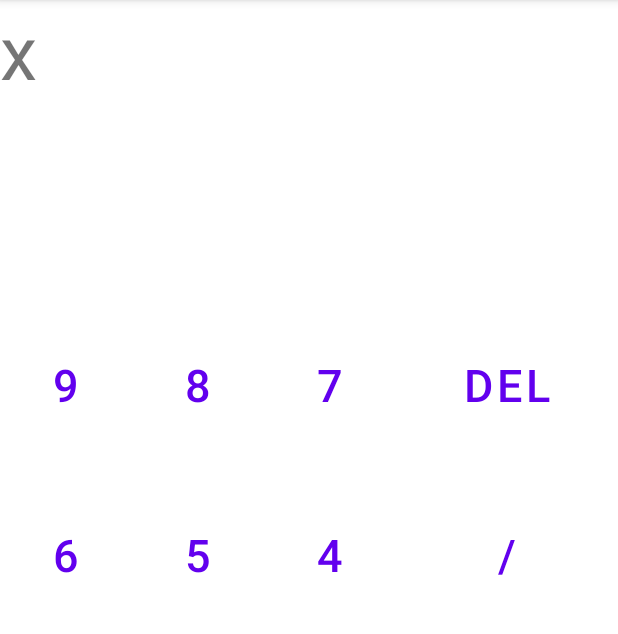
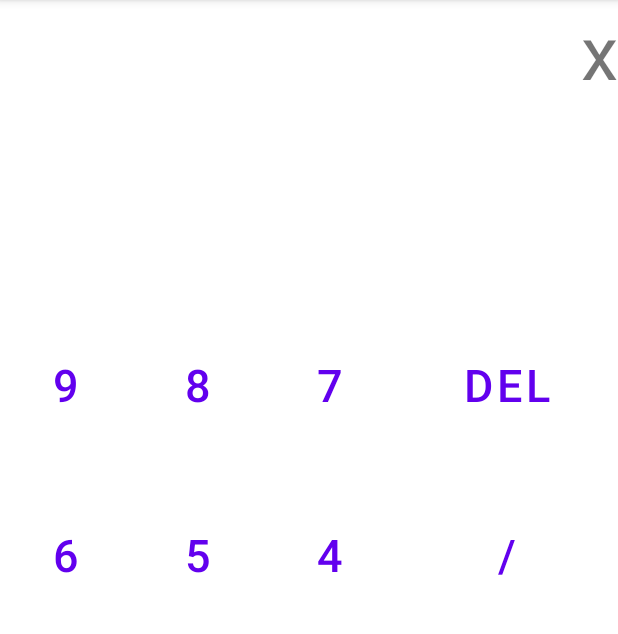
Before and after one commit to Dhina17/Calculator, an Android app: the screen it shows after launch (MainActivity), after a tap on an icon or button, on a phone screen of 412 x 824 dp, the part 84-718 px from its top. Run offline under Robolectric (Android 15) with nearby library versions, the phone set to English and light mode, and no system bars.

Commit message:
Make the calculation view scrollable

```diff
--- a/app/src/main/java/io/github/dhina17/calculator/MainActivity.java
+++ b/app/src/main/java/io/github/dhina17/calculator/MainActivity.java
@@ -3,16 +3,18 @@ package io.github.dhina17.calculator;
 import android.os.Bundle;
 import android.util.TypedValue;
 import android.view.View;
-import android.widget.TextView;
+import android.widget.HorizontalScrollView;
 
 import androidx.appcompat.app.AppCompatActivity;
 import androidx.core.widget.TextViewCompat;
 
 import com.google.android.material.button.MaterialButton;
+import com.google.android.material.textview.MaterialTextView;
 
 public class MainActivity extends AppCompatActivity {
 
-    private TextView mCalculationView;
+    private HorizontalScrollView mScrollView;
+    private MaterialTextView mCalculationView;
     private StringBuffer mCalculationString;
 
     private static final int AUTO_SIZE_MIN_TEXT_SIZE = 12;
@@ -26,6 +28,9 @@ public class MainActivity extends AppCompatActivity {
         setContentView(R.layout.activity_main);
         mCalculationView = findViewById(R.id.calculation_view);
         MaterialButton mDelButton = findViewById(R.id.button_delete);
+        mScrollView = findViewById(R.id.scroll_view);
+
+
 
         /* Auto Size the text  */
         TextViewCompat.setAutoSizeTextTypeUniformWithConfiguration(mCalculationView,
@@ -58,6 +63,8 @@ public class MainActivity extends AppCompatActivity {
 
     private void updateCalculationView(StringBuffer sb) {
         mCalculationView.setText(sb);
+        // Keep the scroll at the end
+        mScrollView.post(() -> mScrollView.fullScroll(View.FOCUS_RIGHT));
     }
 
 }
--- a/app/src/main/res/layout/activity_main.xml
+++ b/app/src/main/res/layout/activity_main.xml
@@ -6,17 +6,26 @@
     android:layout_height="match_parent"
     tools:context=".MainActivity">
 
-    <TextView
-        android:id="@+id/calculation_view"
+    <HorizontalScrollView
+        android:id="@+id/scroll_view"
         android:layout_width="match_parent"
-        android:layout_height="200dp"
-        android:layout_alignParentTop="true" />
+        android:layout_height="wrap_content">
 
+        <com.google.android.material.textview.MaterialTextView
+            android:id="@+id/calculation_view"
+            android:layout_width="wrap_content"
+            android:layout_height="200dp"
+            android:layout_gravity="end"
+            android:singleLine="true"
+            android:text="@string/button_zero"
+            android:textAlignment="textEnd" />
+
+    </HorizontalScrollView>
 
     <GridLayout
         android:layout_width="match_parent"
         android:layout_height="match_parent"
-        android:layout_below="@+id/calculation_view"
+        android:layout_below="@+id/scroll_view"
         android:layout_alignParentBottom="true"
         android:columnCount="5"
         android:rowCount="5">
```
